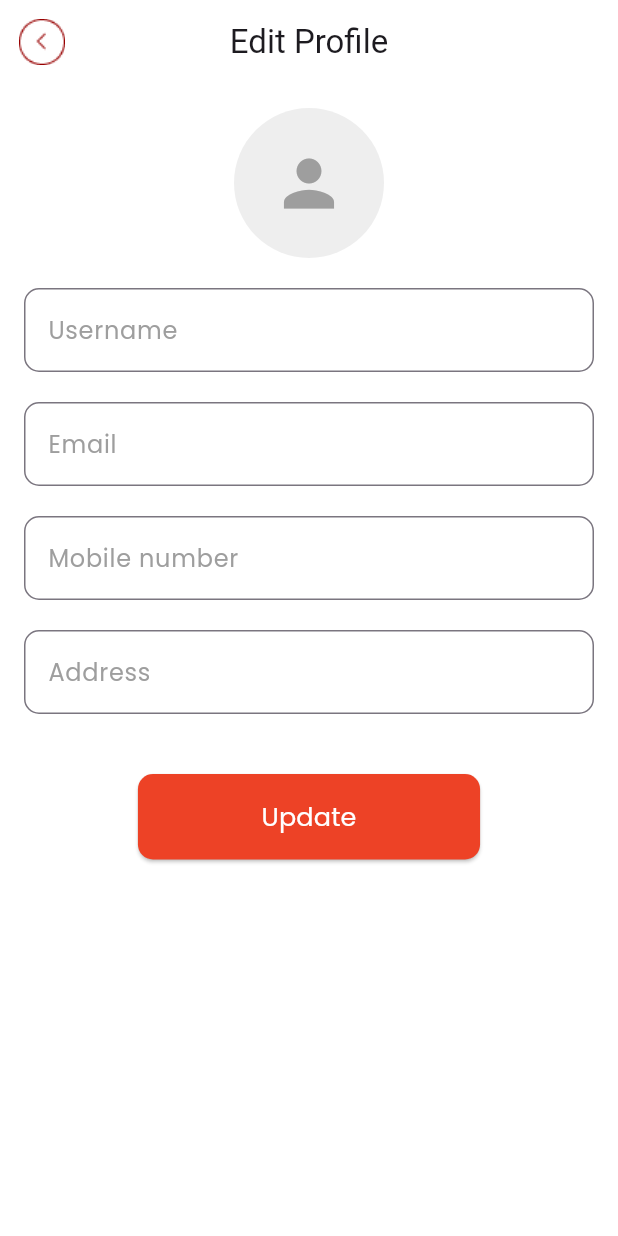
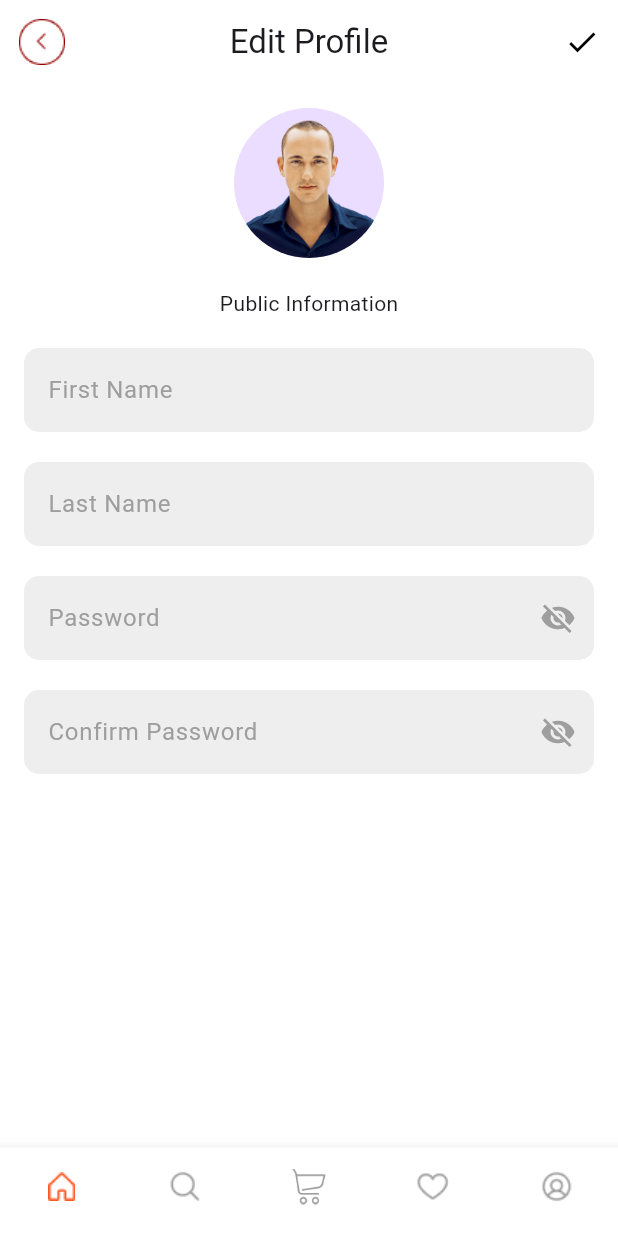
Before and after one commit to muzzi0912/RED-PRO-MART-APP, a Flutter app: the EditProfileScreen screen opened directly, on a phone screen of 412 x 824 dp. Run offline on Flutter 3.47's test engine with Material 3 defaults, Android fonts, the phone set to English and light mode, and no system bars; our stand-ins replace animated_text_kit, flutter_image_slideshow, fluttertoast, font_awesome_flutter, get, google_fonts and 6 more.

Commit message:
Made Edit Profile Screen And shipping detail of person screen

```diff
--- a/lib/AuthScreens/SignupScreen.dart
+++ b/lib/AuthScreens/SignupScreen.dart
@@ -281,6 +281,7 @@
                               ),
                             ),
                             child: IntlPhoneField(
+                              //pickerDialogStyle: ,
                               cursorColor: Constants.mainAppColor,
                               decoration: InputDecoration(
                                 labelStyle: TextStyle(color: Colors.black),
--- a/lib/screens/EditProfileScreen.dart
+++ b/lib/screens/EditProfileScreen.dart
@@ -1,8 +1,13 @@
 import 'package:flutter/material.dart';
 import 'package:google_fonts/google_fonts.dart';
+import 'package:redpro_mart/Widgets/bottomNavBar.dart';
 import 'package:redpro_mart/screens/profileScreen.dart';
+import 'package:redpro_mart/screens/searchScreen.dart';
+import 'package:redpro_mart/screens/wishlistScreen.dart';
 
 import '../utils/constants.dart';
+import 'CartScreen.dart';
+import 'HomeScreen.dart';
 
 class EditProfileScreen extends StatefulWidget {
   @override
@@ -10,6 +15,40 @@
 }
 
 class _EditProfileScreenState extends State<EditProfileScreen> {
+  bool _isPasswordObscured = true;
+  bool _isNewPasswordObscured = true;
+  int _selectedIndex = 0;
+  static List<Widget> _widgetOptions = <Widget>[
+    HomeScreen(),
+    SearchScreen(),
+    CartScreen(),
+    WishlistScreen(),
+    ProfileScreen(),
+  ];
+
+  void _togglePasswordVisibility() {
+    setState(() {
+      _isPasswordObscured = !_isPasswordObscured;
+    });
+  }
+
+  void _toggleNewPasswordVisibility() {
+    setState(() {
+      _isNewPasswordObscured = !_isNewPasswordObscured;
+    });
+  }
+  void _onItemTapped(int index) {
+    setState(() {
+      _selectedIndex = index;
+    });
+    Navigator.pushReplacement(
+      context,
+      MaterialPageRoute(
+        builder: (context) => _widgetOptions[index],
+      ),
+    );
+  }
+
   @override
   Widget build(BuildContext context) {
     final screenWidth = Constants.screenWidth(context);
@@ -32,6 +71,7 @@
             width: 30,
           ),
         ),
+        actions: [IconButton(onPressed: (){}, icon: Icon(Icons.check,color: Colors.black,))],
         title: Text('Edit Profile'),
         centerTitle: true,
         surfaceTintColor: Colors.white,
@@ -46,106 +86,151 @@
              // mainAxisAlignment: MainAxisAlignment.center,
               children: [
                 CircleAvatar(
-                  radius: 50, // Adjust radius as needed
-                  backgroundColor: Colors.grey[200], // Background color if no image
-                  child: Icon(
-                    Icons.person,
-                    size: 50,
-                    color: Colors.grey,
-                  ),
+                  radius: 50,
+                  backgroundImage: AssetImage('assets/man.png',),
+
                 ),
                 SizedBox(height: 20),
-                TextField(
-                  cursorColor: Colors.black,
+                Column(mainAxisAlignment: MainAxisAlignment.start,
+                  children: [
+                    Text('Public Information'),
+                  ],
+                ),
+                SizedBox(height: 20),
+                TextFormField(
+                  enableInteractiveSelection: false,
+                  keyboardType: TextInputType.text,
+                  cursorColor: Constants.mainAppColor,
                   decoration: InputDecoration(
-                    labelText: 'Username',
-                    labelStyle: GoogleFonts.poppins(color: Colors.grey), // Default label color
+                    labelStyle: TextStyle(color: Colors.grey),
+                    labelText: 'First Name',
+                    filled: true,
+                    fillColor: Colors.grey[200],
                     border: OutlineInputBorder(
-                      borderRadius: BorderRadius.circular(10.0),
-                      borderSide: BorderSide(color: Colors.grey),
+                      borderRadius: BorderRadius.circular(10),
+                      borderSide: BorderSide.none,
                     ),
-                    focusedBorder: OutlineInputBorder(
-                      borderRadius: BorderRadius.circular(10.0),
-                      borderSide: BorderSide(color: Constants.mainAppColor), // Focused border color
+                  ),
+                  validator: (value) {
+                    if (value == null || value.isEmpty) {
+                      return 'Please enter your name';
+                    } else if (value.length < 8) {
+                      return 'Username must be at least 8 characters';
+                    }
+                    return null;
+                  },
+                  onChanged: (value) {
+                   // _authController.validateUsername(value);
+                  },
+                ),
+                SizedBox(height: 20),
+                TextFormField(
+                  enableInteractiveSelection: false,
+                  keyboardType: TextInputType.text,
+                  cursorColor: Constants.mainAppColor,
+                  decoration: InputDecoration(
+                    labelStyle: TextStyle(color: Colors.grey),
+                    labelText: 'Last Name',
+                    filled: true,
+                    fillColor: Colors.grey[200],
+                    border: OutlineInputBorder(
+                      borderRadius: BorderRadius.circular(10),
+                      borderSide: BorderSide.none,
+                    ),
+                  ),
+                  validator: (value) {
+                    if (value == null || value.isEmpty) {
+                      return 'Please enter your name';
+                    } else if (value.length < 8) {
+                      return 'Username must be at least 8 characters';
+                    }
+                    return null;
+                  },
+                  onChanged: (value) {
+                   // _authController.validateUsername(value);
+                  },
+                ),
+                SizedBox(height: 20),
+                TextFormField(
+                  enableInteractiveSelection: false,
+                  cursorColor: Constants.mainAppColor,
+                  obscureText: _isPasswordObscured,
+                  decoration: InputDecoration(
+                    labelText: 'Password',
+                    labelStyle: TextStyle(color: Colors.grey),
+                    filled: true,
+                    fillColor: Colors.grey[200],
+                    border: OutlineInputBorder(
+                      borderRadius: BorderRadius.circular(10),
+                      borderSide: BorderSide.none,
+                    ),
+                    suffixIcon: GestureDetector(
+                      onTap: _togglePasswordVisibility,
+                      child: Icon(
+                        _isPasswordObscured
+                            ? Icons.visibility_off
+                            : Icons.visibility,
+                        color: _isPasswordObscured ? Colors.grey : Constants.mainAppColor,
+                      ),
                     ),
                   ),
                 ),
                 SizedBox(height: 20),
                 TextField(
-                  cursorColor: Colors.black,
+                  enableInteractiveSelection: false,
+                  cursorColor: Constants.mainAppColor,
+                  obscureText: _isNewPasswordObscured,
                   decoration: InputDecoration(
-                    labelText: 'Email',
-                    labelStyle: GoogleFonts.poppins(color: Colors.grey), // Default label color
+                    labelText: 'Confirm Password',
+                    labelStyle: TextStyle(color: Colors.grey),
+                    filled: true,
+                    fillColor: Colors.grey[200],
                     border: OutlineInputBorder(
-                      borderRadius: BorderRadius.circular(10.0),
-                      borderSide: BorderSide(color: Colors.grey),
+                      borderRadius: BorderRadius.circular(10),
+                      borderSide: BorderSide.none,
                     ),
-                    focusedBorder: OutlineInputBorder(
-                      borderRadius: BorderRadius.circular(10.0),
-                      borderSide: BorderSide(color: Constants.mainAppColor), // Focused border color
+                    suffixIcon: GestureDetector(
+                      onTap: _toggleNewPasswordVisibility,
+                      child: Icon(
+                        _isNewPasswordObscured
+                            ? Icons.visibility_off
+                            : Icons.visibility,
+                        color: _isNewPasswordObscured ? Colors.grey : Constants.mainAppColor,
+                      ),
                     ),
                   ),
                 ),
-                SizedBox(height: 20),
-                TextField(
-                  cursorColor: Colors.black,
-                  decoration: InputDecoration(
-                    labelText: 'Mobile number',
-                    labelStyle: GoogleFonts.poppins(color: Colors.grey), // Default label color
-                    border: OutlineInputBorder(
-                      borderRadius: BorderRadius.circular(10.0),
-                      borderSide: BorderSide(color: Colors.grey),
-                    ),
-                    focusedBorder: OutlineInputBorder(
-                      borderRadius: BorderRadius.circular(10.0),
-                      borderSide: BorderSide(color: Constants.mainAppColor), // Focused border color
-                    ),
-                  ),
-                ),
-                SizedBox(height: 20),
-                TextField(
-                  cursorColor: Colors.black,
-                  decoration: InputDecoration(
-                    labelText: 'Address',
-                    labelStyle: GoogleFonts.poppins(color: Colors.grey), // Default label color
-                    border: OutlineInputBorder(
-                      borderRadius: BorderRadius.circular(10.0),
-                      borderSide: BorderSide(color: Colors.grey),
-                    ),
-                    focusedBorder: OutlineInputBorder(
-                      borderRadius: BorderRadius.circular(10.0),
-                      borderSide: BorderSide(color: Constants.mainAppColor), // Focused border color
-                    ),
-                  ),
-                ),
-                SizedBox(height: 40),
-                ElevatedButton(
-                  onPressed: () {
-                    // Handle next logic
-                  },
-                  style: ElevatedButton.styleFrom(
-                    backgroundColor: Constants.buttonColor,
-                    padding: EdgeInsets.symmetric(
-                      horizontal: screenWidth * 0.20,
-                      vertical: screenHeight * 0.02,
-                    ),
-                    shape: RoundedRectangleBorder(
-                      borderRadius: BorderRadius.circular(10),
-                    ),
-                  ),
-                  child: Text(
-                    'Update',
-                    style: Constants.poppins(
-                      fontSize: 17,
-                      color: Colors.white,
-                    ),
-                  ),
-                ),
+                // SizedBox(height: 40),
+                // ElevatedButton(
+                //   onPressed: () {
+                //     // Handle next logic
+                //   },
+                //   style: ElevatedButton.styleFrom(
+                //     backgroundColor: Constants.buttonColor,
+                //     padding: EdgeInsets.symmetric(
+                //       horizontal: screenWidth * 0.20,
+                //       vertical: screenHeight * 0.02,
+                //     ),
+                //     shape: RoundedRectangleBorder(
+                //       borderRadius: BorderRadius.circular(10),
+                //     ),
+                //   ),
+                //   child: Text(
+                //     'Update',
+                //     style: Constants.poppins(
+                //       fontSize: 17,
+                //       color: Colors.white,
+                //     ),
+                //   ),
+                // ),
               ],
             ),
           ),
         ),
-      ),
+      ), bottomNavigationBar: PersistentBottomNavBar(
+      selectedIndex: _selectedIndex,
+      onItemTapped: _onItemTapped,
+    ),
     );
   }
 }
```
Also changed, not shown: lib/AuthScreens/onboardingScreen.dart (+5 -13 lines), lib/screens/ShippingPersonDetail.dart (added, +229 -0 lines), lib/screens/profileScreen.dart (+50 -43 lines), 35 other files.
